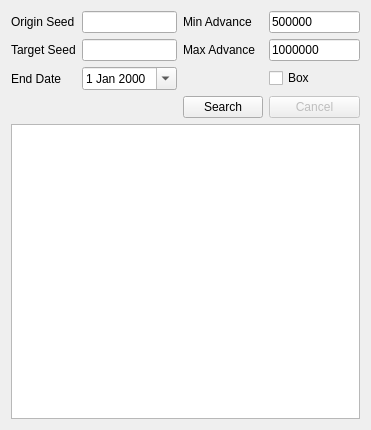
First picture: the form in Source/Forms/Gen3/Tools/GameCubeRTC.ui, repository Admiral-Fish/PokeFinder, before the edit.
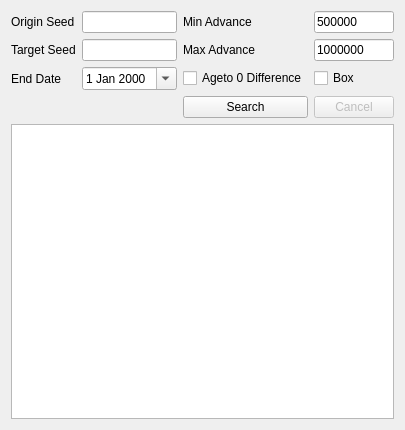
Second picture: the form after the edit. Custom widgets are drawn as their Qt base class.

Commit message: Add Ageto 0 Difference RTC Search

```diff
--- a/Source/Forms/Gen3/Tools/GameCubeRTC.ui
+++ b/Source/Forms/Gen3/Tools/GameCubeRTC.ui
@@ -102,6 +102,13 @@
        </property>
       </widget>
      </item>
+     <item row="2" column="2">
+      <widget class="QCheckBox" name="checkBoxAgeto">
+       <property name="text">
+        <string>Ageto 0 Difference</string>
+       </property>
+      </widget>
+     </item>
     </layout>
    </item>
    <item row="1" column="0">
@@ -116,7 +123,7 @@
       <bool>false</bool>
      </property>
      <attribute name="horizontalHeaderVisible">
-      <bool>true</bool>
+      <bool>false</bool>
      </attribute>
      <attribute name="horizontalHeaderDefaultSectionSize">
       <number>100</number>
```
The commit also changes 5 other files.
